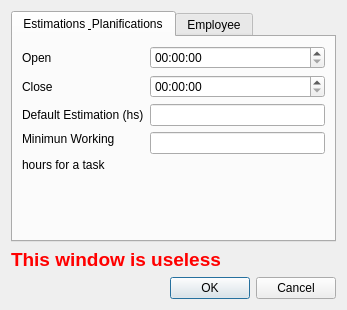
The window that b6p/dlgparametros.ui (diegowald/b6p) describes before a commit, drawn with Qt 5.
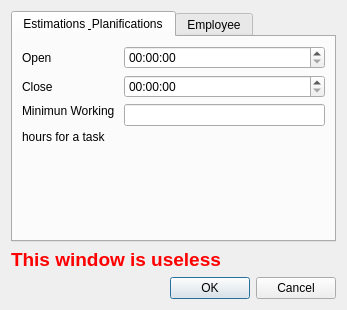
The same window after the commit. Icons and pictures are not drawn.

Commit message: Implementation of parametros dialog box. Now, it gets and saves data from and to database.

Patch:
```diff
--- a/b6p/dlgparametros.ui
+++ b/b6p/dlgparametros.ui
@@ -57,24 +57,14 @@
           <widget class="QTimeEdit" name="timeEdit_2"/>
          </item>
          <item row="2" column="0">
-          <widget class="QLabel" name="label_4">
-           <property name="text">
-            <string>Default Estimation (hs)</string>
-           </property>
-          </widget>
-         </item>
-         <item row="2" column="1">
-          <widget class="QLineEdit" name="lineEdit"/>
-         </item>
-         <item row="3" column="0">
           <widget class="QLabel" name="label_5">
            <property name="text">
             <string>&lt;html&gt;&lt;head/&gt;&lt;body&gt;&lt;p&gt;Minimun Working &lt;/p&gt;&lt;p&gt;hours for a task&lt;/p&gt;&lt;/body&gt;&lt;/html&gt;</string>
            </property>
           </widget>
          </item>
-         <item row="3" column="1">
-          <widget class="QLineEdit" name="lineEdit_2"/>
+         <item row="2" column="1">
+          <widget class="QLineEdit" name="MinWorkingHours"/>
          </item>
         </layout>
        </item>
```
Left out of the diff: 10 changed lines with no effect on the pictures. The commit also changes 6 other files.
